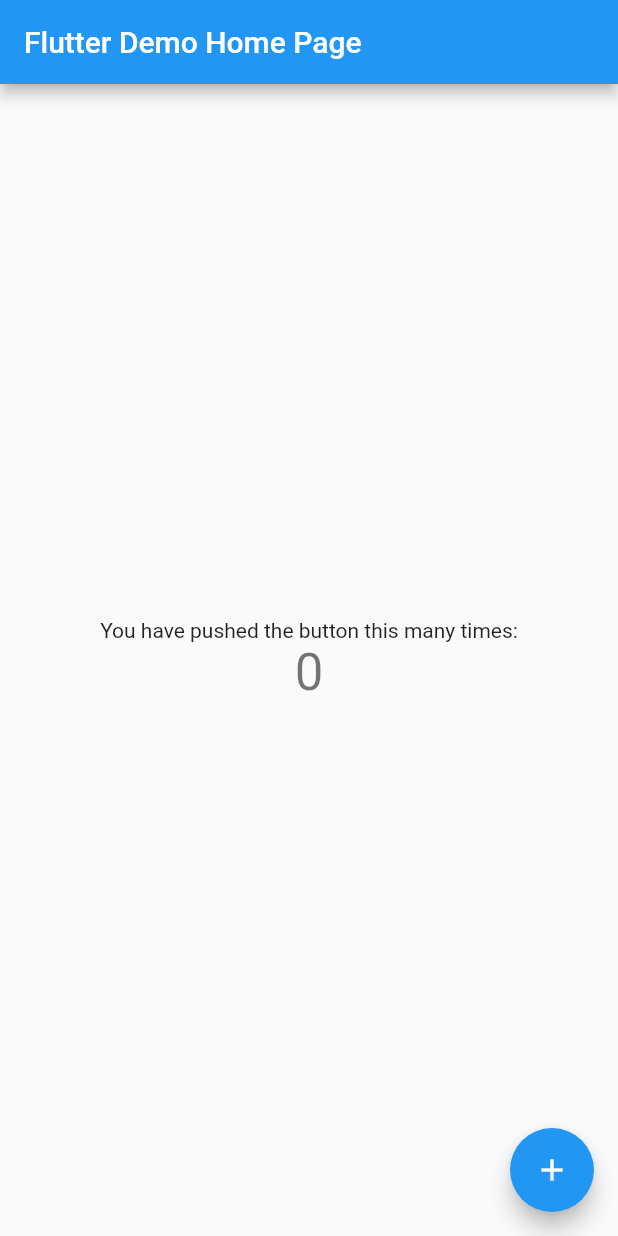
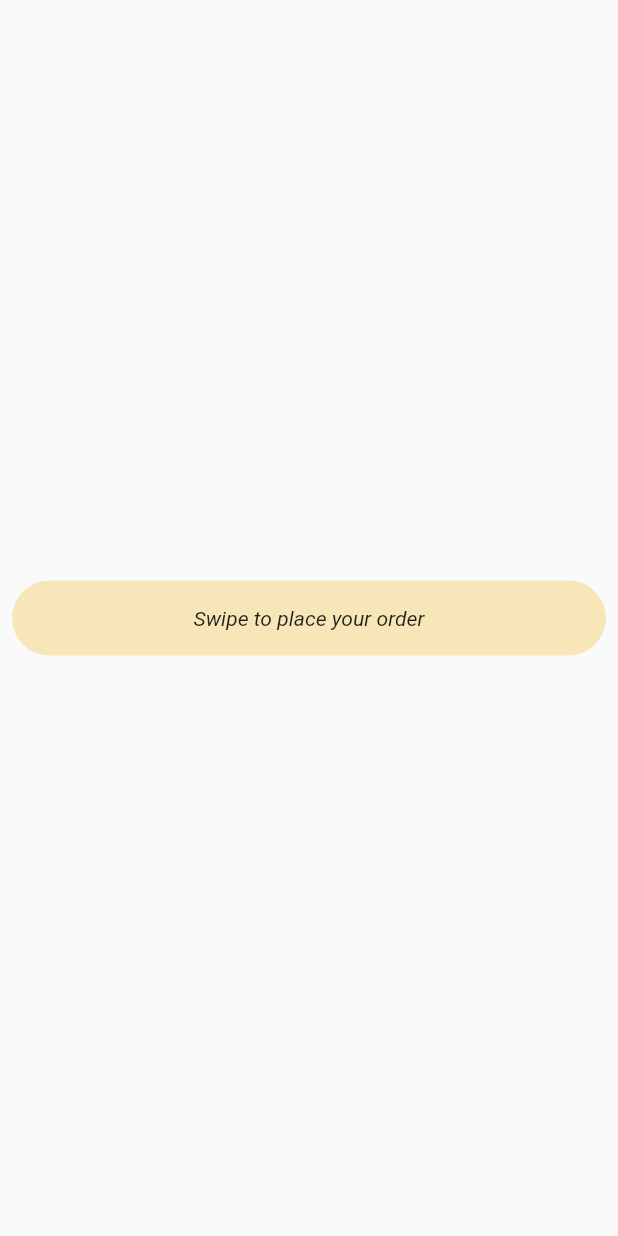
Before and after one commit to flutterwisedev/slide_action_widget, a Flutter app: the screen it shows after launch, on a phone screen of 412 x 824 dp. Run offline on Flutter 3.47's test engine with Material 2 defaults, Android fonts, the light colour scheme and no system bars.

Commit message:
color and pill shape

```diff
--- a/example/lib/main.dart
+++ b/example/lib/main.dart
@@ -1,4 +1,5 @@
 import 'package:flutter/material.dart';
+import 'package:swipe_action_widget/swipe_action_widget.dart';
 
 void main() {
   runApp(const MyApp());
@@ -7,109 +8,26 @@
 class MyApp extends StatelessWidget {
   const MyApp({super.key});
 
-  // This widget is the root of your application.
   @override
   Widget build(BuildContext context) {
     return MaterialApp(
-      title: 'Flutter Demo',
-      theme: ThemeData(
-        // This is the theme of your application.
-        //
-        // Try running your application with "flutter run". You'll see the
-        // application has a blue toolbar. Then, without quitting the app, try
-        // changing the primarySwatch below to Colors.green and then invoke
-        // "hot reload" (press "r" in the console where you ran "flutter run",
-        // or simply save your changes to "hot reload" in a Flutter IDE).
-        // Notice that the counter didn't reset back to zero; the application
-        // is not restarted.
-        primarySwatch: Colors.blue,
-      ),
-      home: const MyHomePage(title: 'Flutter Demo Home Page'),
+      title: 'Swipe action widget Demo',
+      theme: ThemeData(primarySwatch: Colors.blue),
+      home: const Scaffold(body: Body()),
     );
   }
 }
 
-class MyHomePage extends StatefulWidget {
-  const MyHomePage({super.key, required this.title});
-
-  // This widget is the home page of your application. It is stateful, meaning
-  // that it has a State object (defined below) that contains fields that affect
-  // how it looks.
-
-  // This class is the configuration for the state. It holds the values (in this
-  // case the title) provided by the parent (in this case the App widget) and
-  // used by the build method of the State. Fields in a Widget subclass are
-  // always marked "final".
-
-  final String title;
-
-  @override
-  State<MyHomePage> createState() => _MyHomePageState();
-}
-
-class _MyHomePageState extends State<MyHomePage> {
-  int _counter = 0;
-
-  void _incrementCounter() {
-    setState(() {
-      // This call to setState tells the Flutter framework that something has
-      // changed in this State, which causes it to rerun the build method below
-      // so that the display can reflect the updated values. If we changed
-      // _counter without calling setState(), then the build method would not be
-      // called again, and so nothing would appear to happen.
-      _counter++;
-    });
-  }
+class Body extends StatelessWidget {
+  const Body({super.key});
 
   @override
   Widget build(BuildContext context) {
-    // This method is rerun every time setState is called, for instance as done
-    // by the _incrementCounter method above.
-    //
-    // The Flutter framework has been optimized to make rerunning build methods
-    // fast, so that you can just rebuild anything that needs updating rather
-    // than having to individually change instances of widgets.
-    return Scaffold(
-      appBar: AppBar(
-        // Here we take the value from the MyHomePage object that was created by
-        // the App.build method, and use it to set our appbar title.
-        title: Text(widget.title),
+    return const Center(
+      child: Padding(
+        padding: EdgeInsets.all(8),
+        child: SwipeActionWidget(),
       ),
-      body: Center(
-        // Center is a layout widget. It takes a single child and positions it
-        // in the middle of the parent.
-        child: Column(
-          // Column is also a layout widget. It takes a list of children and
-          // arranges them vertically. By default, it sizes itself to fit its
-          // children horizontally, and tries to be as tall as its parent.
-          //
-          // Invoke "debug painting" (press "p" in the console, choose the
-          // "Toggle Debug Paint" action from the Flutter Inspector in Android
-          // Studio, or the "Toggle Debug Paint" command in Visual Studio Code)
-          // to see the wireframe for each widget.
-          //
-          // Column has various properties to control how it sizes itself and
-          // how it positions its children. Here we use mainAxisAlignment to
-          // center the children vertically; the main axis here is the vertical
-          // axis because Columns are vertical (the cross axis would be
-          // horizontal).
-          mainAxisAlignment: MainAxisAlignment.center,
-          children: <Widget>[
-            const Text(
-              'You have pushed the button this many times:',
-            ),
-            Text(
-              '$_counter',
-              style: Theme.of(context).textTheme.headlineMedium,
-            ),
-          ],
-        ),
-      ),
-      floatingActionButton: FloatingActionButton(
-        onPressed: _incrementCounter,
-        tooltip: 'Increment',
-        child: const Icon(Icons.add),
-      ), // This trailing comma makes auto-formatting nicer for build methods.
     );
   }
 }
--- a/lib/swipe_action_widget.dart
+++ b/lib/swipe_action_widget.dart
@@ -1,7 +1,27 @@
 library swipe_action_widget;
 
-/// A Calculator.
-class Calculator {
-  /// Returns [value] plus 1.
-  int addOne(int value) => value + 1;
+import 'package:flutter/material.dart';
+
+class SwipeActionWidget extends StatelessWidget {
+  const SwipeActionWidget({super.key, this.borderRadius});
+
+  final BorderRadius? borderRadius;
+
+  @override
+  Widget build(BuildContext context) {
+    final effectiveBorderRadius = borderRadius ?? BorderRadius.circular(30);
+    return Container(
+      height: 50,
+      decoration: BoxDecoration(
+        borderRadius: effectiveBorderRadius,
+        color: const Color.fromRGBO(247, 230, 184, 1),
+      ),
+      child: const Center(
+        child: Text(
+          'Swipe to place your order',
+          style: TextStyle(fontStyle: FontStyle.italic),
+        ),
+      ),
+    );
+  }
 }
```
Also changed, not shown: example/pubspec.yaml (+4 -4 lines), example/pubspec.lock.
